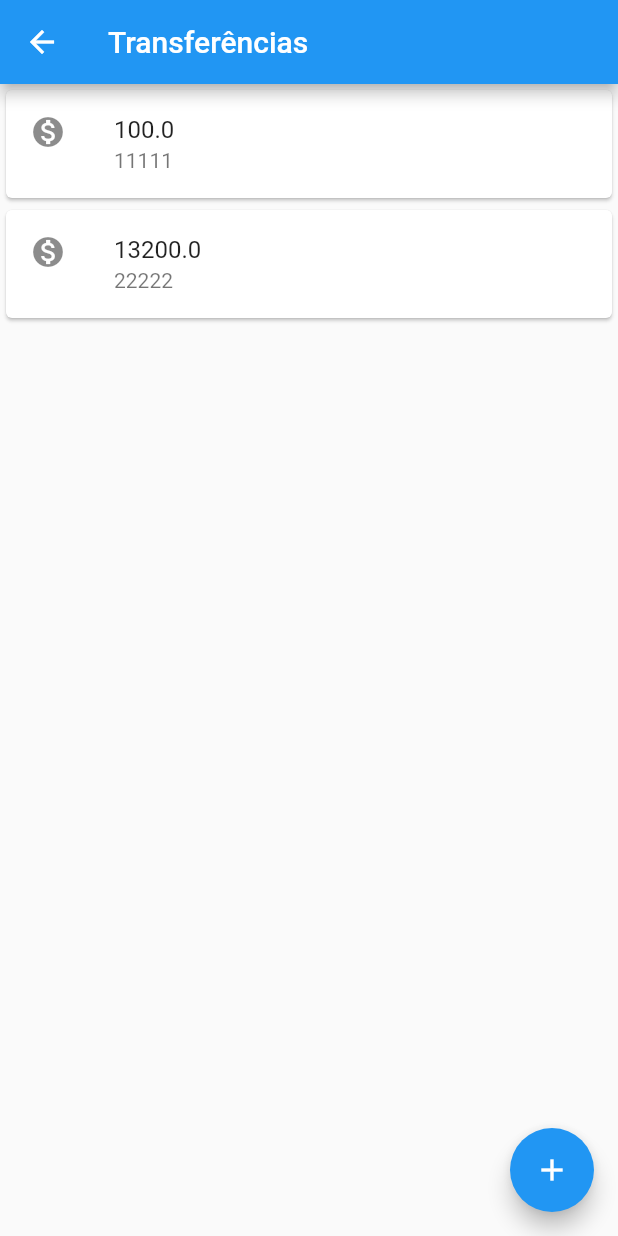
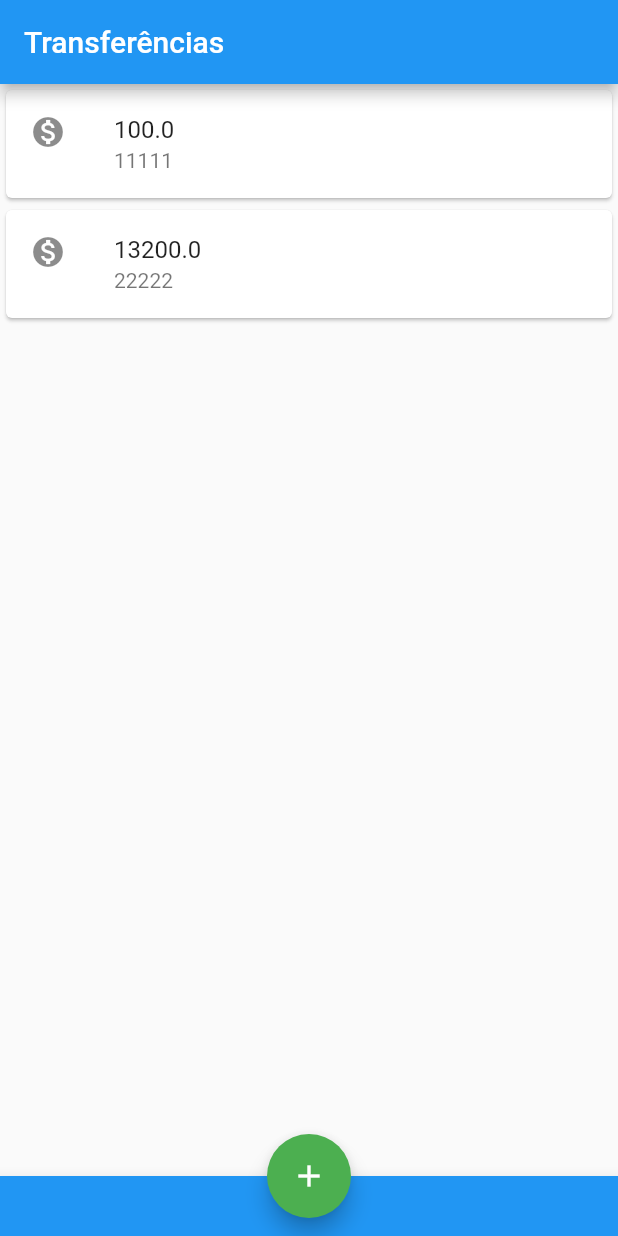
Before and after one commit to daviarndt/bytebank-flutter, a Flutter app: the ListaTransferencias screen opened directly, on a phone screen of 412 x 824 dp. Run offline on Flutter 3.47's test engine with Material 2 defaults, Android fonts, the phone set to English and light mode, and no system bars.

Commit message:
Adiciona Bottom Navigation Bar e deixa o FAB no centro

```diff
--- a/lib/main.dart
+++ b/lib/main.dart
@@ -79,8 +79,14 @@ class ListaTransferencias extends StatelessWidget {
         title: Text("Transferências"),
       ),
       floatingActionButton: FloatingActionButton(
+        backgroundColor: Colors.green,
         child: Icon(Icons.add),
       ),
+      bottomNavigationBar: BottomAppBar(
+        color: Colors.blue,
+        child: Container(height: 40.0)
+      ),
+      floatingActionButtonLocation: FloatingActionButtonLocation.centerDocked,
     );
   }
 }
@@ -120,7 +126,7 @@ class BytebankApp extends StatelessWidget {
   Widget build(BuildContext context) {
     return MaterialApp(
       home: Scaffold(
-        body: FormularioTransferencia(),
+        body: ListaTransferencias(),
       ),
     );
   }
```
